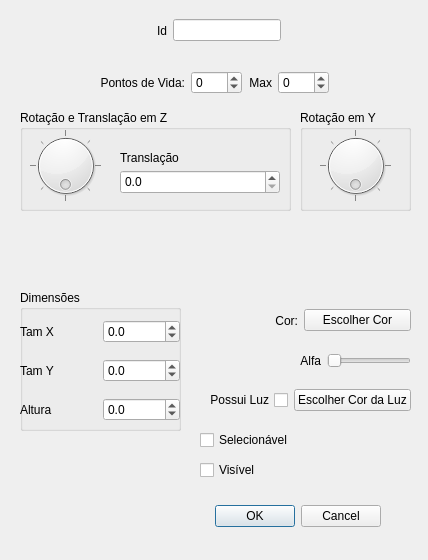
This is ifg/qt/ui/forma.ui in matferib/tabuleiro-virtual as Qt 5 draws it before an edit. The edited form follows.
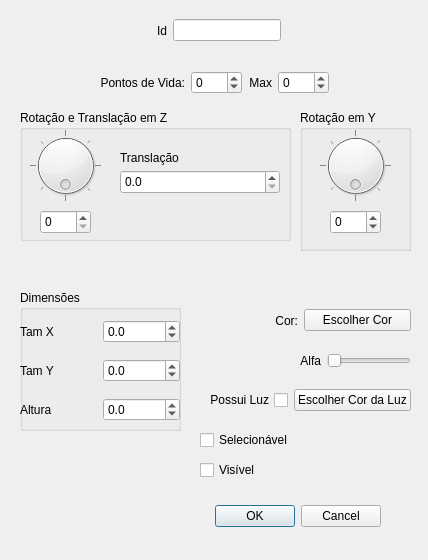
This is the edited form.

Diff of the .ui file:
```diff
--- a/ifg/qt/ui/forma.ui
+++ b/ifg/qt/ui/forma.ui
@@ -206,7 +206,7 @@
      <x>20</x>
      <y>110</y>
      <width>271</width>
-     <height>101</height>
+     <height>131</height>
     </rect>
    </property>
    <property name="title">
@@ -287,6 +287,19 @@
      <string>Translação</string>
     </property>
    </widget>
+   <widget class="QSpinBox" name="spin_rotacao">
+    <property name="geometry">
+     <rect>
+      <x>20</x>
+      <y>100</y>
+      <width>51</width>
+      <height>24</height>
+     </rect>
+    </property>
+    <property name="maximum">
+     <number>360</number>
+    </property>
+   </widget>
   </widget>
   <widget class="QCheckBox" name="checkbox_selecionavel">
    <property name="geometry">
@@ -471,7 +484,7 @@
      <x>300</x>
      <y>110</y>
      <width>111</width>
-     <height>101</height>
+     <height>141</height>
     </rect>
    </property>
    <property name="title">
@@ -520,6 +533,22 @@
      <bool>true</bool>
     </property>
    </widget>
+   <widget class="QSpinBox" name="spin_rotacao_y">
+    <property name="geometry">
+     <rect>
+      <x>30</x>
+      <y>100</y>
+      <width>51</width>
+      <height>24</height>
+     </rect>
+    </property>
+    <property name="minimum">
+     <number>-180</number>
+    </property>
+    <property name="maximum">
+     <number>180</number>
+    </property>
+   </widget>
   </widget>
  </widget>
  <resources/>
```
